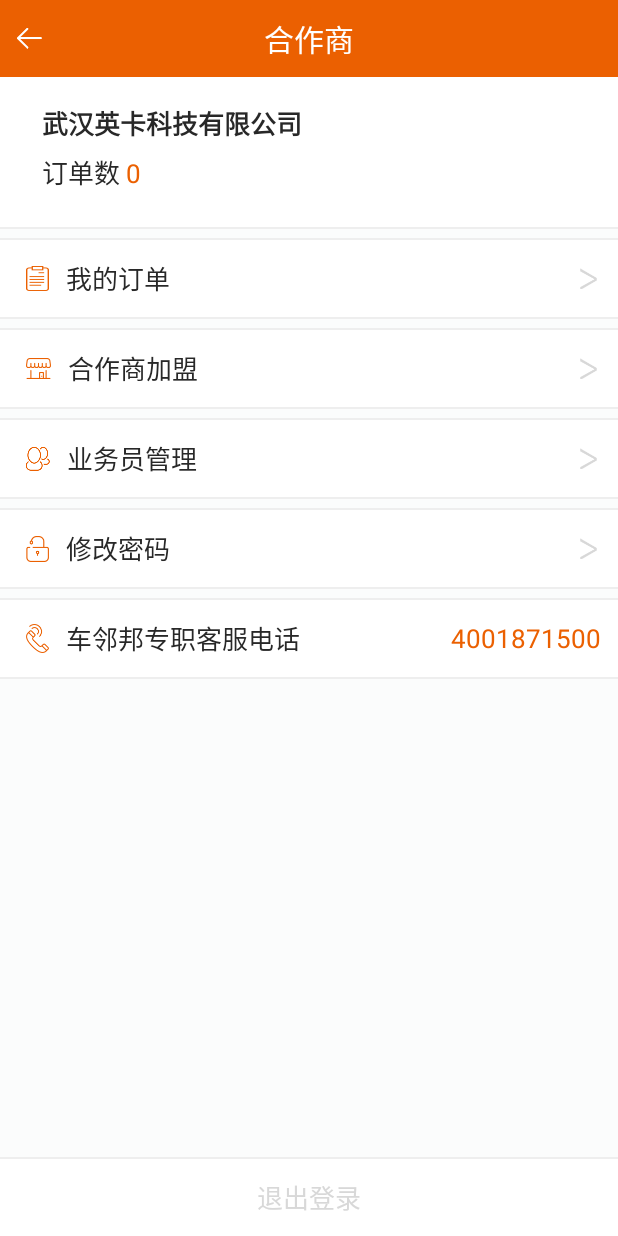
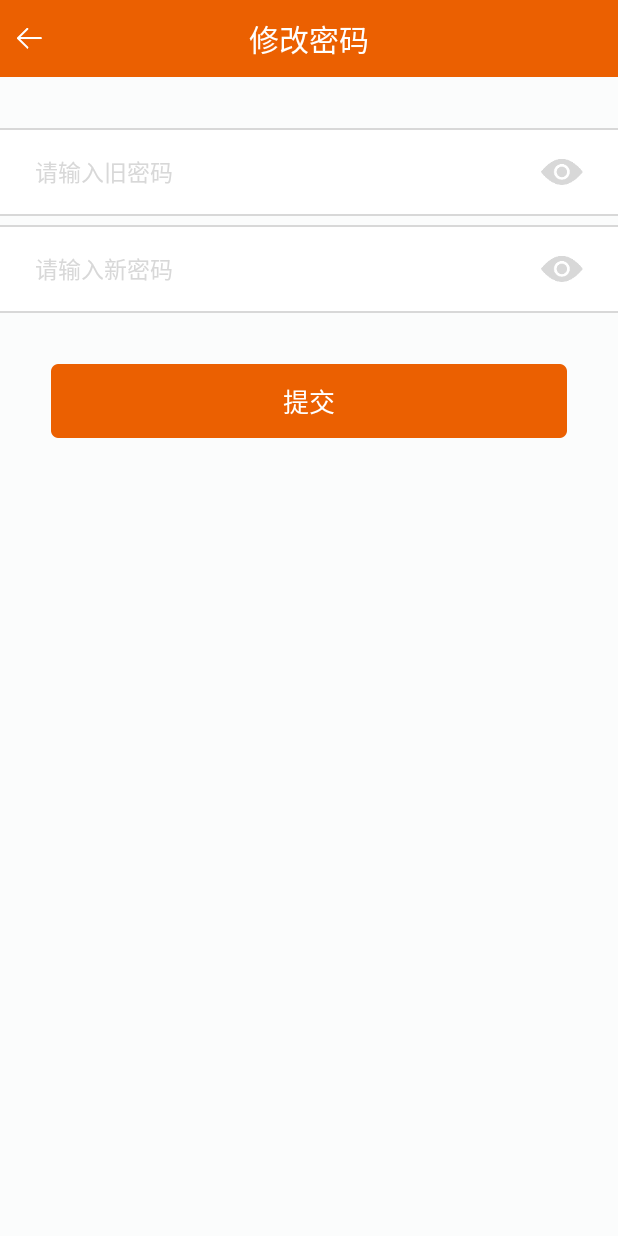
Before and after one commit to Autobon/AutoBon_Shpos-Android, an Android app: the PersonalActivity screen opened directly, with no data from a screen before it, after a tap on "修改密码", on a phone screen of 412 x 824 dp. Run offline under Robolectric (Android 15) with nearby library versions, the phone set to English and light mode, and no system bars; our stand-ins replace CircleImageView; 1 statement that could not run was skipped.

Commit message:
修改密码

```diff
--- a/AutoBon_Shops/app/src/main/AndroidManifest.xml
+++ b/AutoBon_Shops/app/src/main/AndroidManifest.xml
@@ -55,6 +55,11 @@
 
         <activity
             android:name=".FindPasswordActivity"
+            android:screenOrientation="portrait"
+            android:theme="@android:style/Theme.NoTitleBar"
+            android:windowSoftInputMode="stateHidden|adjustPan" />
+        <activity
+            android:name=".ModifyPasswordActivity"
             android:screenOrientation="portrait"
             android:theme="@android:style/Theme.NoTitleBar"
             android:windowSoftInputMode="stateHidden|adjustPan" />
--- a/AutoBon_Shops/app/src/main/java/cn/com/incardata/autobon_shops/FindPasswordActivity.java
+++ b/AutoBon_Shops/app/src/main/java/cn/com/incardata/autobon_shops/FindPasswordActivity.java
@@ -221,7 +221,7 @@ public class FindPasswordActivity extends BaseActivity implements View.OnClickLi
             T.show(context,context.getString(R.string.password_length_tips));
             return;
         }
-        if(!password.matches(".*[a-zA-Z].*[0-9]|.*[0-9].*[a-zA-Z]")){  //密码长度至少为8位,且为数字或字母组合
+        if(!password.matches("^(?![0-9]+$)(?![a-zA-Z]+$)[0-9A-Za-z]{8,18}$")){  //密码长度至少为8位,且为数字或字母组合
             T.show(context,context.getString(R.string.error_password));
             return;
         }
--- a/AutoBon_Shops/app/src/main/java/cn/com/incardata/autobon_shops/LoginActivity.java
+++ b/AutoBon_Shops/app/src/main/java/cn/com/incardata/autobon_shops/LoginActivity.java
@@ -60,7 +60,6 @@ public class LoginActivity extends BaseActivity implements View.OnClickListener{
                 startActivity(RegisterActivity.class);
                 break;
             case R.id.login_btn:
-//                startActivity(ShareActivity.class);
                 login();
                 break;
             case R.id.find_pwd:
--- /dev/null
+++ b/AutoBon_Shops/app/src/main/java/cn/com/incardata/autobon_shops/ModifyPasswordActivity.java
@@ -0,0 +1,167 @@
+package cn.com.incardata.autobon_shops;
+
+import android.content.Context;
+import android.os.Bundle;
+import android.text.method.HideReturnsTransformationMethod;
+import android.text.method.PasswordTransformationMethod;
+import android.view.MotionEvent;
+import android.view.View;
+import android.view.inputmethod.InputMethodManager;
+import android.widget.Button;
+import android.widget.EditText;
+import android.widget.ImageView;
+
+import org.apache.http.message.BasicNameValuePair;
+
+import cn.com.incardata.http.Http;
+import cn.com.incardata.http.NetURL;
+import cn.com.incardata.http.NetWorkHelper;
+import cn.com.incardata.http.OnResult;
+import cn.com.incardata.http.response.ChangePasswordEntity;
+import cn.com.incardata.utils.StringUtil;
+import cn.com.incardata.utils.T;
+
+/**
+ * Created by zhangming on 2016/2/26.
+ */
+public class ModifyPasswordActivity extends BaseActivity implements View.OnClickListener{
+    private EditText et_pwd;
+    private EditText et_new_pwd;
+    private Button submit_pwd_btn;
+    private Context context;
+    private ImageView iv_eye,iv_new_eye,iv_back;
+    private boolean isOldFocus;
+    private boolean isNewFocus;
+
+    @Override
+    protected void onCreate(Bundle savedInstanceState) {
+        super.onCreate(savedInstanceState);
+        setContentView(R.layout.set_newpassword);
+        initView();
+    }
+
+    public void initView(){
+        context = this;
+        et_pwd = (EditText) findViewById(R.id.et_pwd);
+        et_new_pwd = (EditText) findViewById(R.id.et_new_pwd);
+        submit_pwd_btn = (Button)findViewById(R.id.submit_pwd_btn);
+        iv_eye = (ImageView) findViewById(R.id.iv_eye);
+        iv_new_eye = (ImageView) findViewById(R.id.iv_new_eye);
+        iv_back = (ImageView) findViewById(R.id.iv_back);
+
+        iv_eye.setOnClickListener(this);
+        iv_new_eye.setOnClickListener(this);
+        submit_pwd_btn.setOnClickListener(this);
+        iv_back.setOnClickListener(this);
+    }
+
+    private void submitRegisterInfo(){
+        String old_pwd = et_pwd.getText().toString().trim();
+        String new_pwd = et_new_pwd.getText().toString().trim();
+        if(StringUtil.isEmpty(old_pwd)){
+            T.show(this,getString(R.string.old_empty_tips));
+            return;
+        }
+        if(old_pwd.length()<8){
+            T.show(this,getString(R.string.old_length_tips));
+            return;
+        }
+        if(!old_pwd.matches("^(?![0-9]+$)(?![a-zA-Z]+$)[0-9A-Za-z]{8,18}$")){
+            T.show(this,getString(R.string.old_error_password));
+            return;
+        }
+
+        if(StringUtil.isEmpty(new_pwd)){
+            T.show(this,getString(R.string.new_empty_tips));
+            return;
+        }
+        if(new_pwd.length()<8){
+            T.show(this,getString(R.string.new_length_tips));
+            return;
+        }
+        if(!new_pwd.matches("^(?![0-9]+$)(?![a-zA-Z]+$)[0-9A-Za-z]{8,18}$")){  //密码长度至少为8位,且为数字或字母组合
+            T.show(context,context.getString(R.string.new_error_password));
+            return;
+        }
+
+        BasicNameValuePair oldPassword = new BasicNameValuePair("oldPassword",old_pwd);
+        BasicNameValuePair newPassword = new BasicNameValuePair("newPassword",new_pwd);
+
+        if(NetWorkHelper.isNetworkAvailable(context)) {
+            Http.getInstance().postTaskToken(NetURL.CHANGE_PASSWORD, ChangePasswordEntity.class, new OnResult() {
+                @Override
+                public void onResult(Object entity) {
+                    if (entity == null) {
+                        T.show(context, context.getString(R.string.modify_pwd_failed));
+                        return;
+                    }
+                    ChangePasswordEntity changePasswordEntity = (ChangePasswordEntity) entity;
+                    if (changePasswordEntity.isResult()) {
+                        T.show(context, context.getString(R.string.modify_pwd_success));
+                        finish();
+                        return;
+                    } else {
+                        T.show(context, changePasswordEntity.getMessage());
+                        return;
+                    }
+                }
+            }, oldPassword, newPassword);
+        }else{
+            T.show(this,getString(R.string.no_network_tips));
+        }
+    }
+
+    @Override
+    public void onClick(View view) {
+        switch (view.getId()){
+            case R.id.iv_eye:
+                isOldFocus = !isOldFocus;
+                if (isOldFocus) {
+                    showOrHidenLoginPwd(et_pwd,true);
+                    iv_eye.setImageResource(R.mipmap.eye_open);
+                } else {
+                    showOrHidenLoginPwd(et_pwd,false);
+                    iv_eye.setImageResource(R.mipmap.eye_hidden);
+                }
+                break;
+            case R.id.iv_new_eye:
+                isNewFocus = !isNewFocus;
+                if (isNewFocus) {
+                    showOrHidenLoginPwd(et_new_pwd,true);
+                    iv_new_eye.setImageResource(R.mipmap.eye_open);
+                } else {
+                    showOrHidenLoginPwd(et_new_pwd,false);
+                    iv_new_eye.setImageResource(R.mipmap.eye_hidden);
+                }
+                break;
+            case R.id.submit_pwd_btn:
+                submitRegisterInfo();
+                break;
+            case R.id.iv_back:
+                finish();
+                break;
+        }
+    }
+
+    /**
+     * @param isShowPwd
+     * 是否显示密码
+     */
+    private void showOrHidenLoginPwd(EditText editText,boolean isShowPwd) {
+        if (isShowPwd) {
+            editText.setTransformationMethod(HideReturnsTransformationMethod.getInstance());
+        } else {
+            editText.setTransformationMethod(PasswordTransformationMethod.getInstance());
+        }
+    }
+
+    @Override
+    public boolean onTouchEvent(MotionEvent event) {
+        if(null != this.getCurrentFocus()){
+            //点击空白位置 隐藏软键盘
+            InputMethodManager mInputMethodManager = (InputMethodManager) getSystemService(INPUT_METHOD_SERVICE);
+            return mInputMethodManager.hideSoftInputFromWindow(this.getCurrentFocus().getWindowToken(), 0);
+        }
+        return super.onTouchEvent(event);
+    }
+}
--- a/AutoBon_Shops/app/src/main/java/cn/com/incardata/autobon_shops/PersonalActivity.java
+++ b/AutoBon_Shops/app/src/main/java/cn/com/incardata/autobon_shops/PersonalActivity.java
@@ -62,6 +62,7 @@ public class PersonalActivity extends BaseForBroadcastActivity implements View.O
             case R.id.salesman_layout:
                 break;
             case R.id.modify_password_layout:
+                startActivity(ModifyPasswordActivity.class);
                 break;
             case R.id.phone_number:
                 callPhone(getString(R.string.phone_4001871500));
--- a/AutoBon_Shops/app/src/main/java/cn/com/incardata/autobon_shops/RegisterActivity.java
+++ b/AutoBon_Shops/app/src/main/java/cn/com/incardata/autobon_shops/RegisterActivity.java
@@ -166,7 +166,7 @@ public class RegisterActivity extends BaseActivity implements View.OnClickListen
             T.show(context,context.getString(R.string.password_length_tips));
             return;
         }
-        if(!one_pwd.matches(".*[a-zA-Z].*[0-9]|.*[0-9].*[a-zA-Z]")){  //密码长度至少为8位,且为数字或字母组合
+        if(!one_pwd.matches("^(?![0-9]+$)(?![a-zA-Z]+$)[0-9A-Za-z]{8,18}$")){  //密码长度至少为8位,且为数字或字母组合
             T.show(context,context.getString(R.string.error_password));
             return;
         }
--- a/AutoBon_Shops/app/src/main/java/cn/com/incardata/autobon_shops/ShareActivity.java
+++ b/AutoBon_Shops/app/src/main/java/cn/com/incardata/autobon_shops/ShareActivity.java
@@ -69,6 +69,7 @@ public class ShareActivity extends BaseActivity {
                 Intent intent = new Intent(getContext(), MainActivity.class);
                 intent.addFlags(Intent.FLAG_ACTIVITY_CLEAR_TOP | Intent.FLAG_ACTIVITY_NEW_TASK);
                 startActivity(intent);
+                finish();
             }
         });
     }
--- /dev/null
+++ b/AutoBon_Shops/app/src/main/res/layout/set_newpassword.xml
@@ -0,0 +1,122 @@
+<?xml version="1.0" encoding="utf-8"?>
+<LinearLayout xmlns:android="http://schemas.android.com/apk/res/android"
+    android:layout_width="match_parent"
+    android:layout_height="match_parent"
+    android:background="@color/main_white"
+    android:orientation="vertical">
+    <RelativeLayout
+        android:layout_width="match_parent"
+        android:layout_height="@dimen/dp45"
+        android:background="@color/main_orange">
+        <ImageView
+            android:id="@+id/iv_back"
+            android:layout_width="@dimen/dp35"
+            android:layout_height="match_parent"
+            android:padding="@dimen/dp10"
+            android:src="@mipmap/default_back"
+            android:scaleType="centerInside"
+            android:clickable="true"
+            android:focusable="true"/>
+        <TextView
+            android:layout_width="wrap_content"
+            android:layout_height="wrap_content"
+            android:layout_centerInParent="true"
+            android:text="@string/modify_pwd"
+            android:textSize="@dimen/sp18"
+            android:textColor="@android:color/white"/>
+    </RelativeLayout>
+
+    <View
+        android:layout_width="match_parent"
+        android:layout_height="1dp"
+        android:layout_marginTop="@dimen/dp30"
+        android:background="@color/lightgray"/>
+
+    <RelativeLayout
+        android:layout_width="match_parent"
+        android:layout_height="@dimen/dp50"
+        android:paddingLeft="@dimen/dp20"
+        android:paddingRight="@dimen/dp20"
+        android:background="@android:color/white">
+        <EditText
+            android:id="@+id/et_pwd"
+            android:layout_width="match_parent"
+            android:layout_height="@dimen/dp50"
+            android:background="@null"
+            android:layout_marginRight="@dimen/dp30"
+            android:inputType="textPassword"
+            android:maxLength="18"
+            android:hint="@string/input_old_pwd"
+            android:layout_centerVertical="true"
+            android:textColorHint="@color/lightgray"
+            android:textColor="@color/darkgray"
+            android:textSize="@dimen/sp13"/>
+        <ImageView
+            android:id="@+id/iv_eye"
+            android:layout_width="@dimen/dp25"
+            android:layout_height="match_parent"
+            android:scaleType="centerInside"
+            android:src="@mipmap/eye_hidden"
+            android:layout_alignParentRight="true"
+            android:layout_centerVertical="true"/>
+
+    </RelativeLayout>
+
+    <View
+        android:layout_width="match_parent"
+        android:layout_height="1dp"
+        android:background="@color/lightgray"/>
+
+    <View
+        android:layout_width="match_parent"
+        android:layout_height="1dp"
+        android:layout_marginTop="@dimen/dp5"
+        android:background="@color/lightgray"/>
+
+    <RelativeLayout
+        android:layout_width="match_parent"
+        android:layout_height="@dimen/dp50"
+        android:paddingLeft="@dimen/dp20"
+        android:paddingRight="@dimen/dp20"
+        android:background="@android:color/white">
+        <EditText
+            android:id="@+id/et_new_pwd"
+            android:layout_width="match_parent"
+            android:layout_height="@dimen/dp50"
+            android:background="@null"
+            android:layout_marginRight="@dimen/dp30"
+            android:inputType="textPassword"
+            android:maxLength="18"
+            android:hint="@string/input_new_pwd"
+            android:layout_centerVertical="true"
+            android:textColorHint="@color/lightgray"
+            android:textColor="@color/darkgray"
+            android:textSize="@dimen/sp13"/>
+        <ImageView
+            android:id="@+id/iv_new_eye"
+            android:layout_width="@dimen/dp25"
+            android:layout_height="match_parent"
+            android:scaleType="centerInside"
+            android:src="@mipmap/eye_hidden"
+            android:layout_alignParentRight="true"
+            android:layout_centerVertical="true"/>
+    </RelativeLayout>
+
+    <View
+        android:layout_width="match_parent"
+        android:layout_height="1dp"
+        android:background="@color/lightgray"/>
+
+    <Button
+        android:id="@+id/submit_pwd_btn"
+        android:layout_width="match_parent"
+        android:layout_height="wrap_content"
+        android:layout_margin="@dimen/dp30"
+        android:paddingTop="@dimen/dp10"
+        android:paddingBottom="@dimen/dp10"
+        android:text="@string/submit"
+        android:gravity="center"
+        android:textSize="@dimen/sp15"
+        android:background="@drawable/login_btn_selector"
+        android:textColor="@android:color/white"/>
+</LinearLayout>
--- a/AutoBon_Shops/app/src/main/res/values/strings.xml
+++ b/AutoBon_Shops/app/src/main/res/values/strings.xml
@@ -87,6 +87,9 @@
     <string name="modify_pwd_success">修改密码成功</string>
     <string name="modify_pwd_failed">修改密码失败</string>
     <string name="old_pwd_error_tips">原密码错误</string>
+    <string name="old_error_password">旧密码必须为数字和字母的组合</string>
+    <string name="new_error_password">新密码必须为数字和字母的组合</string>
+    <string name="submit">提交</string>
 
 
     <!--合作商加盟-->
```
Also changed, not shown: AutoBon_Shops/app/src/main/java/cn/com/incardata/http/response/ChangePasswordEntity.java (added, +16 -0 lines).
